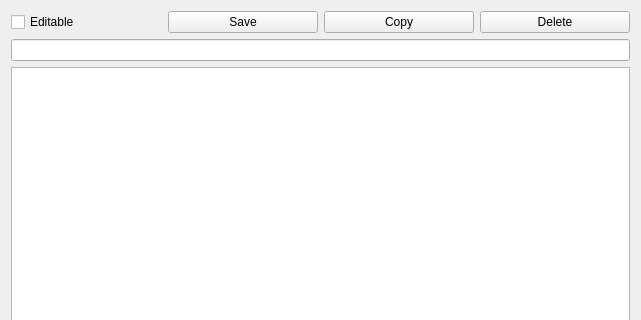
First picture: the form in designs/xml/note_window.ui, repository daniel-deru/WorkMate-3.0, before the edit; both pictures show x 0 to 641 and y 0 to 320 of the 641 by 494 pixel window.
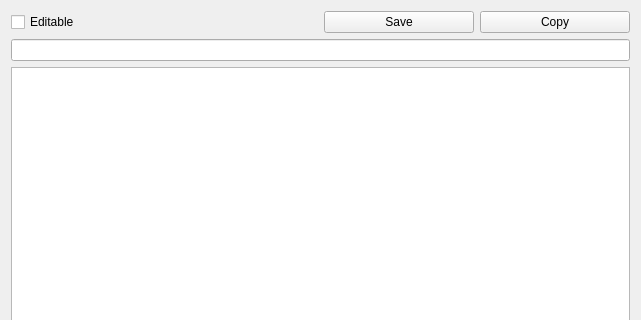
Second picture: the form after the edit.

Commit message: finished the functionality of notes

```diff
--- a/designs/xml/note_window.ui
+++ b/designs/xml/note_window.ui
@@ -61,25 +61,6 @@
        </property>
       </widget>
      </item>
-     <item>
-      <widget class="QPushButton" name="btn_delete_note">
-       <property name="minimumSize">
-        <size>
-         <width>150</width>
-         <height>0</height>
-        </size>
-       </property>
-       <property name="maximumSize">
-        <size>
-         <width>150</width>
-         <height>16777215</height>
-        </size>
-       </property>
-       <property name="text">
-        <string>Delete</string>
-       </property>
-      </widget>
-     </item>
     </layout>
    </item>
    <item>
```
The commit also changes 21 other files.
